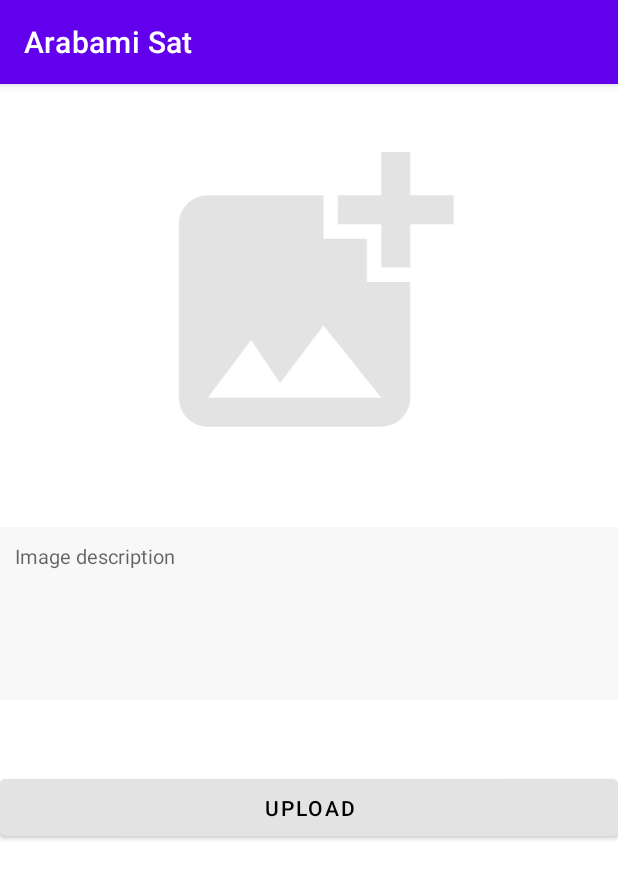
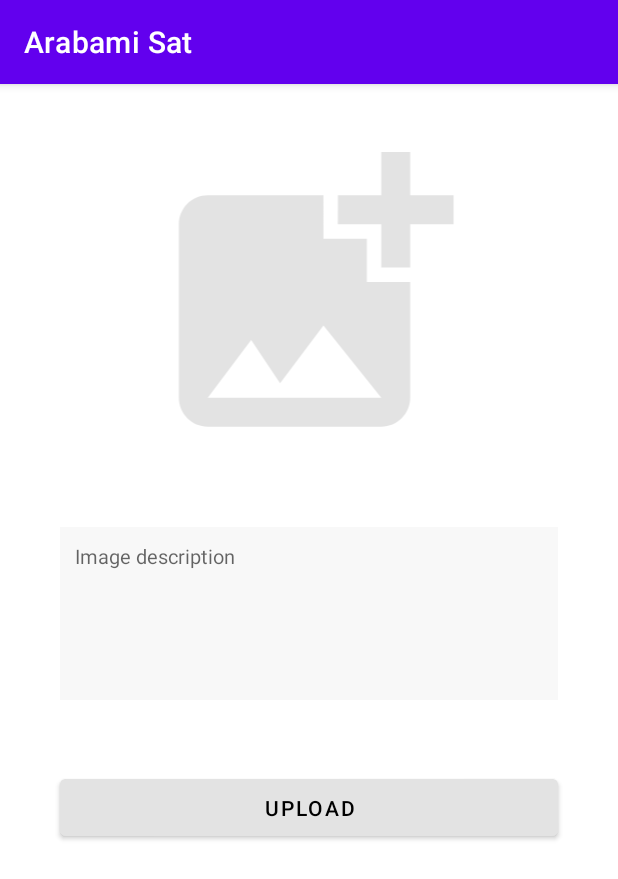
Before and after one commit to AlexandarSeavus/seavusClientTaskAndroid, an Android app: the UploadCarFragment screen opened through its navigation route, on a phone screen of 412 x 824 dp. Shown: the top 879 px of the screen. Run offline under Robolectric (Android 15) with nearby library versions, the phone set to English and light mode, and no system bars; our stand-ins replace Firebase (no records; nobody signed in at launch, a user with empty details on screens opened directly), Picasso.

```diff
--- a/app/src/main/java/com/seavus/arabamisat/repository/FirebaseRepository.kt
+++ b/app/src/main/java/com/seavus/arabamisat/repository/FirebaseRepository.kt
@@ -5,18 +5,26 @@ import android.content.Context
 import android.net.Uri
 import android.webkit.MimeTypeMap
 import android.widget.Toast
+import androidx.annotation.NonNull
 import androidx.lifecycle.LiveData
 import androidx.lifecycle.MutableLiveData
+import com.google.firebase.database.DataSnapshot
+import com.google.firebase.database.DatabaseError
+import com.google.firebase.database.FirebaseDatabase
+import com.google.firebase.database.ValueEventListener
 import com.google.firebase.storage.FirebaseStorage
 import com.google.firebase.storage.OnProgressListener
 import com.google.firebase.storage.UploadTask
+import com.seavus.arabamisat.model.Car
 
 class FirebaseRepository {
+    private val root = FirebaseDatabase.getInstance().getReference("Image")
     private val reference = FirebaseStorage.getInstance().reference
     private val uploadResponseMutableLiveData: MutableLiveData<Uri> = MutableLiveData()
     private val onProgressChangedLiveData: MutableLiveData<Boolean> = MutableLiveData()
+    private val carsResponseMutableLiveData: MutableLiveData<ArrayList<Car>> = MutableLiveData()
 
-     fun uploadToFirebase(uri: Uri, context: Context) {
+    fun uploadToFirebase(uri: Uri, context: Context) {
         val fileRef = reference.child(
             System.currentTimeMillis().toString() + "." + getFileExtension(uri, context)
         )
@@ -41,9 +49,33 @@ class FirebaseRepository {
         return mime.getExtensionFromMimeType(cr.getType(mUri))
     }
 
+    fun getCars() {
+        onProgressChangedLiveData.value = true
+        root.addValueEventListener(object : ValueEventListener {
+            override fun onDataChange(@NonNull snapshot: DataSnapshot) {
+                var carList: ArrayList<Car> = ArrayList()
+                for (dataSnapshot in snapshot.children) {
+                    val car: Car = dataSnapshot.getValue(Car::class.java)!!
+                    carList.add(car)
+                }
+                carsResponseMutableLiveData.value = carList
+                onProgressChangedLiveData.value = false
+            }
+
+            override fun onCancelled(@NonNull error: DatabaseError) {
+                onProgressChangedLiveData.value = false
+            }
+        })
+    }
+
     fun getUploadResponseMutableLiveData(): LiveData<Uri> {
         return uploadResponseMutableLiveData
     }
+
+    fun getCarsResponseMutableLiveData(): LiveData<ArrayList<Car>> {
+        return carsResponseMutableLiveData
+    }
+
 
     fun getOnProgressChangedLiveData(): LiveData<Boolean> {
         return onProgressChangedLiveData
--- a/app/src/main/java/com/seavus/arabamisat/view/CarsListFragment.kt
+++ b/app/src/main/java/com/seavus/arabamisat/view/CarsListFragment.kt
@@ -5,13 +5,21 @@ import android.view.LayoutInflater
 import android.view.View
 import android.view.ViewGroup
 import androidx.fragment.app.Fragment
+import androidx.lifecycle.Observer
+import androidx.lifecycle.ViewModelProvider
 import androidx.navigation.fragment.findNavController
 import com.seavus.arabamisat.R
 import com.seavus.arabamisat.databinding.CarsListFragmentBinding
+import com.seavus.arabamisat.model.Car
+import com.seavus.arabamisat.view.adapter.CarImagesRecyclerViewAdapter
+import com.seavus.arabamisat.viewmodel.UploadCarViewModel
+
 
 class CarsListFragment : Fragment() {
+    private lateinit var carImagesRecyclerViewAdapter: CarImagesRecyclerViewAdapter
     private var carsListFragmentBinding: CarsListFragmentBinding? = null
     private val getCarsListFragmentBinding get() = carsListFragmentBinding!!
+    private lateinit var uploadCarViewModel: UploadCarViewModel
 
     override fun onCreateView(
         inflater: LayoutInflater,
@@ -22,15 +30,39 @@ class CarsListFragment : Fragment() {
         return getCarsListFragmentBinding?.root
     }
 
+    override fun onResume() {
+        super.onResume()
+        uploadCarViewModel.getCars()
+    }
+
     override fun onViewCreated(view: View, savedInstanceState: Bundle?) {
         super.onViewCreated(view, savedInstanceState)
+        uploadCarViewModel = ViewModelProvider(this).get(UploadCarViewModel::class.java)
+        getCarsListFragmentBinding.carsRecyclerView.setHasFixedSize(true)
         getCarsListFragmentBinding.fab.setOnClickListener {
             findNavController().navigate(R.id.action_carsListFragment_to_uploadCarFragment)
         }
-    }
+        uploadCarViewModel.getOnProgressChangedLiveData()
+            .observe(requireActivity(), object : Observer<Boolean> {
+                override fun onChanged(changed: Boolean) {
+                    if (changed) {
+                        getCarsListFragmentBinding.progressBar.setVisibility(View.VISIBLE)
+                    } else {
+                        getCarsListFragmentBinding.progressBar.setVisibility(View.GONE)
+                    }
+                }
+            })
 
-    override fun onDestroyView() {
-        super.onDestroyView()
-        carsListFragmentBinding = null
+        uploadCarViewModel.getCarsResponseMutableLiveData()
+            .observe(requireActivity(), object : Observer<ArrayList<Car>> {
+                override fun onChanged(carsList: ArrayList<Car>?) {
+                    if (carsList != null) {
+                        carImagesRecyclerViewAdapter =
+                            CarImagesRecyclerViewAdapter(requireContext(), carsList)
+                        getCarsListFragmentBinding.carsRecyclerView.adapter =
+                            carImagesRecyclerViewAdapter
+                    }
+                }
+            })
     }
 }
--- a/app/src/main/java/com/seavus/arabamisat/view/UploadCarFragment.kt
+++ b/app/src/main/java/com/seavus/arabamisat/view/UploadCarFragment.kt
@@ -12,6 +12,7 @@ import androidx.annotation.Nullable
 import androidx.fragment.app.Fragment
 import androidx.lifecycle.Observer
 import androidx.lifecycle.ViewModelProvider
+import androidx.navigation.fragment.findNavController
 import com.google.firebase.database.FirebaseDatabase
 import com.seavus.arabamisat.databinding.UploadCarFragmentBinding
 import com.seavus.arabamisat.model.Car
@@ -76,6 +77,7 @@ class UploadCarFragment : Fragment() {
                         "Uploaded Successfully",
                         Toast.LENGTH_SHORT
                     ).show()
+                    findNavController().popBackStack()
                 }
             })
         uploadCarViewModel.getOnProgressChangedLiveData()
--- /dev/null
+++ b/app/src/main/java/com/seavus/arabamisat/view/adapter/CarImagesRecyclerViewAdapter.kt
@@ -0,0 +1,39 @@
+package com.seavus.arabamisat.view.adapter
+
+import android.content.Context
+import android.view.LayoutInflater
+import android.view.ViewGroup
+import androidx.recyclerview.widget.RecyclerView
+import com.seavus.arabamisat.databinding.CarItemBinding
+import com.seavus.arabamisat.model.Car
+import com.squareup.picasso.Picasso
+import kotlin.collections.ArrayList
+
+class CarImagesRecyclerViewAdapter(
+    val context: Context,
+    var carList: ArrayList<Car>
+) : RecyclerView.Adapter<CarImagesRecyclerViewAdapter.CarViewHolder>() {
+
+
+    override fun getItemCount(): Int {
+        return carList.size
+    }
+
+    override fun onCreateViewHolder(parent: ViewGroup, viewType: Int): CarViewHolder {
+        val binding = CarItemBinding.inflate(LayoutInflater.from(context), parent, false)
+        return CarViewHolder(binding)
+    }
+
+    override fun onBindViewHolder(holder: CarViewHolder, position: Int) {
+        val car = carList[position]
+        holder.bindCar(car, position)
+    }
+
+    inner class CarViewHolder(private val carItemBinding: CarItemBinding) :
+        RecyclerView.ViewHolder(carItemBinding.root) {
+        fun bindCar(car: Car, position: Int) {
+            Picasso.get().load(car.imagePath).into(carItemBinding.carImageView)
+            carItemBinding.carDescription.text = car.description
+        }
+    }
+}
--- a/app/src/main/java/com/seavus/arabamisat/viewmodel/UploadCarViewModel.kt
+++ b/app/src/main/java/com/seavus/arabamisat/viewmodel/UploadCarViewModel.kt
@@ -4,6 +4,7 @@ import android.content.Context
 import android.net.Uri
 import androidx.lifecycle.LiveData
 import androidx.lifecycle.ViewModel
+import com.seavus.arabamisat.model.Car
 import com.seavus.arabamisat.repository.FirebaseRepository
 
 class UploadCarViewModel : ViewModel() {
@@ -17,9 +18,17 @@ class UploadCarViewModel : ViewModel() {
         firbaseRepository.uploadToFirebase(uri, context)
     }
 
+    fun getCars() {
+        firbaseRepository.getCars()
+    }
+
 
     fun getUploadResponseMutableLiveData(): LiveData<Uri> {
         return firbaseRepository.getUploadResponseMutableLiveData()
+    }
+
+    fun getCarsResponseMutableLiveData(): LiveData<ArrayList<Car>> {
+        return firbaseRepository.getCarsResponseMutableLiveData()
     }
 
     fun getOnProgressChangedLiveData(): LiveData<Boolean> {
--- a/app/src/main/res/layout/upload_car_fragment.xml
+++ b/app/src/main/res/layout/upload_car_fragment.xml
@@ -22,7 +22,7 @@
 
     <EditText
         android:id="@+id/imageDescriptionEditText"
-        android:layout_width="414dp"
+        android:layout_width="match_parent"
         android:layout_height="115dp"
         android:layout_marginBottom="357dp"
         android:background="#f8f8f8"
@@ -30,6 +30,8 @@
         android:hint="Image description"
         android:inputType="text"
         android:paddingLeft="10dp"
+        android:layout_marginLeft="40dp"
+        android:layout_marginRight="40dp"
         android:paddingTop="10dp"
         android:textSize="13sp"
         app:layout_constraintBottom_toBottomOf="parent"
@@ -40,12 +42,14 @@
 
     <Button
         android:id="@+id/uploadButton"
-        android:layout_width="0dp"
+        android:layout_width="match_parent"
         android:layout_height="50dp"
         android:layout_marginBottom="152dp"
         android:backgroundTint="@color/gray"
         android:text="UPLOAD"
         android:textColor="@color/black"
+        android:layout_marginLeft="40dp"
+        android:layout_marginRight="40dp"
         app:layout_constraintBottom_toBottomOf="parent"
         app:layout_constraintEnd_toEndOf="parent"
         app:layout_constraintHorizontal_bias="0.0"
@@ -55,8 +59,8 @@
 
     <ProgressBar
         android:id="@+id/progressBar"
-        android:layout_width="90dp"
-        android:layout_height="90dp"
+        android:layout_width="70dp"
+        android:layout_height="70dp"
         android:visibility="gone"
         app:layout_constraintBottom_toBottomOf="parent"
         app:layout_constraintEnd_toEndOf="parent"
```
Also changed, not shown: app/src/main/java/com/seavus/arabamisat/model/Car.kt (+5 -5 lines), app/src/main/res/layout/car_item.xml (added, +43 -0 lines), app/src/main/res/layout/cars_list_fragment.xml (+23 -0 lines).
